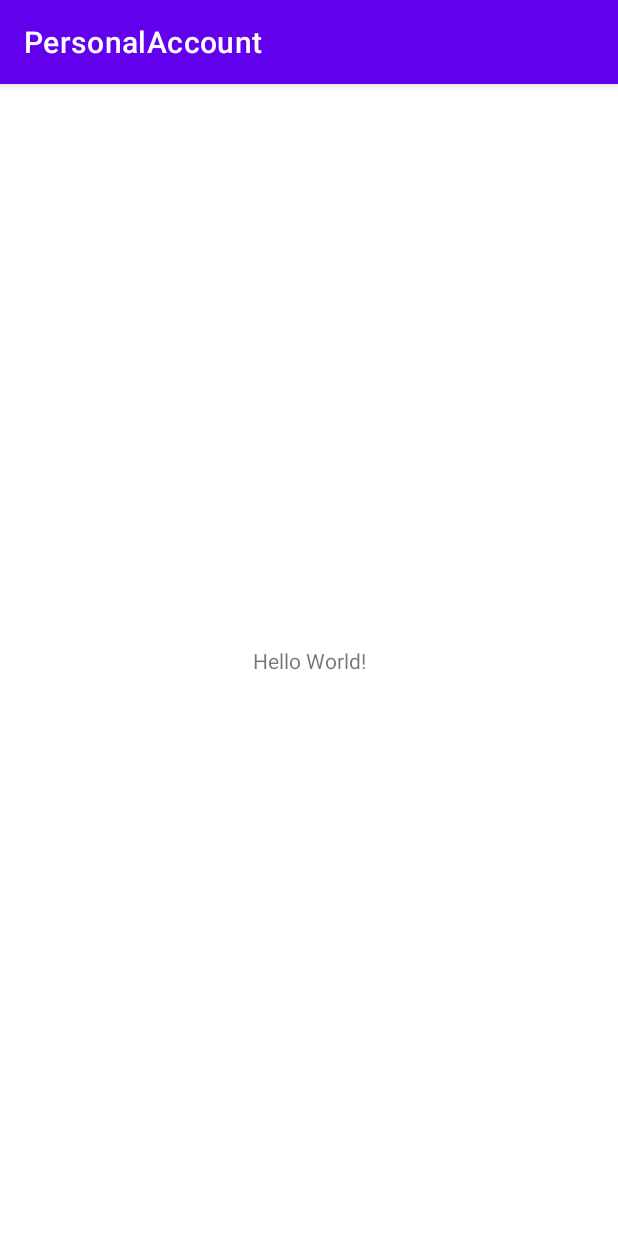
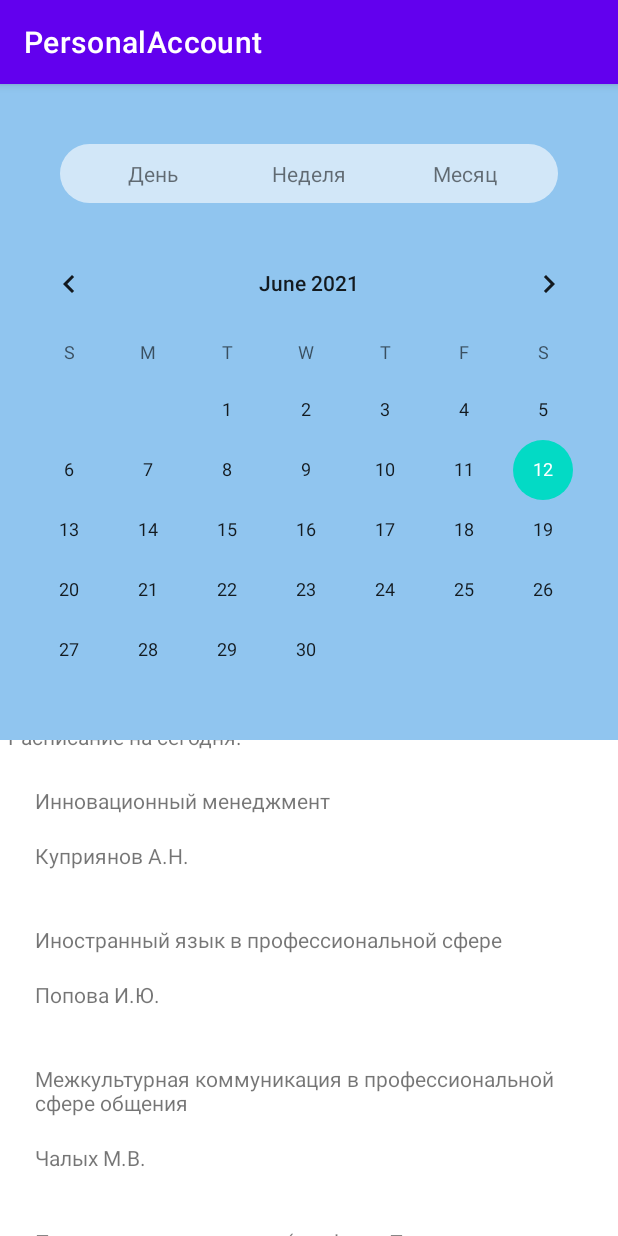
Before and after one commit to Nadezhda24/PersonalAccount, an Android app: the screen it shows after launch (AuthActivity), on a phone screen of 412 x 824 dp. Run offline under Robolectric (Android 15) with nearby library versions, the phone set to English and light mode, and no system bars.

Commit message:
ScheduleDay

```diff
--- a/app/src/main/AndroidManifest.xml
+++ b/app/src/main/AndroidManifest.xml
@@ -9,6 +9,7 @@
         android:roundIcon="@mipmap/ic_launcher_round"
         android:supportsRtl="true"
         android:theme="@style/Theme.PersonalAccount">
+        <activity android:name=".ScheduleActivity"></activity>
         <activity android:name=".AuthActivity">
             <intent-filter>
                 <action android:name="android.intent.action.MAIN" />
--- a/app/src/main/java/com/example/personalaccount/AuthActivity.java
+++ b/app/src/main/java/com/example/personalaccount/AuthActivity.java
@@ -1,14 +1,38 @@
 package com.example.personalaccount;
 
 import androidx.appcompat.app.AppCompatActivity;
+import androidx.recyclerview.widget.LinearLayoutManager;
+import androidx.recyclerview.widget.RecyclerView;
 
 import android.os.Bundle;
+import android.widget.RelativeLayout;
+
+import java.util.ArrayList;
 
 public class AuthActivity extends AppCompatActivity {
 
+    ArrayList<ScheduleDay> ScheduleDays = new ArrayList<ScheduleDay>();
     @Override
     protected void onCreate(Bundle savedInstanceState) {
         super.onCreate(savedInstanceState);
-        setContentView(R.layout.activity_auth);
+        setContentView(R.layout.activity_schedule);
+
+        setInitialData();
+
+        RecyclerView recyclerView = (RecyclerView) findViewById(R.id.RecyclerViewScheduleDay);
+        recyclerView.setLayoutManager(new LinearLayoutManager(this));
+        ScheduleDayAdapter ScheduleDayAdapter = new ScheduleDayAdapter(this, ScheduleDays);
+
+        recyclerView.setAdapter(ScheduleDayAdapter);
+
+    }
+    private void setInitialData(){
+        ScheduleDays.add(new ScheduleDay("Инновационный менеджмент", "Куприянов А.Н."));
+        ScheduleDays.add(new ScheduleDay("Иностранный язык в профессиональной сфере", "Попова И.Ю."));
+        ScheduleDays.add(new ScheduleDay("Межкультурная коммуникация в профессиональной сфере общения", "Чалых М.В."));
+        ScheduleDays.add(new ScheduleDay("Проектная деятельность (профиль: Промышленная разработка программного обеспечения)", "Гордиенко А.П."));
+        ScheduleDays.add(new ScheduleDay("Функциональное и логическое программирование (профиль: Промышленная разработка программного обеспечения)", "Гордиенко А.П."));
+        ScheduleDays.add(new ScheduleDay("Качество и тестирование программного обеспечения (профиль: Промышленная разработка программного обеспечения)", "Ужаринский А.Ю."));
+        ScheduleDays.add(new ScheduleDay("Программирование микроконтроллеров (профиль: Промышленная разработка программного обеспечения)", "Захарова О.В."));
     }
 }
--- /dev/null
+++ b/app/src/main/java/com/example/personalaccount/ScheduleActivity.java
@@ -0,0 +1,14 @@
+package com.example.personalaccount;
+
+import androidx.appcompat.app.AppCompatActivity;
+
+import android.os.Bundle;
+
+public class ScheduleActivity extends AppCompatActivity {
+
+    @Override
+    protected void onCreate(Bundle savedInstanceState) {
+        super.onCreate(savedInstanceState);
+        setContentView(R.layout.activity_schedule);
+    }
+}
--- /dev/null
+++ b/app/src/main/java/com/example/personalaccount/ScheduleDay.java
@@ -0,0 +1,27 @@
+package com.example.personalaccount;
+
+import javax.xml.transform.sax.TemplatesHandler;
+
+public class ScheduleDay {
+    private String LessonName;
+    private String TeacherName;
+
+    public ScheduleDay(String LessonName, String TeacherName){
+        this.LessonName =LessonName;
+        this.TeacherName = TeacherName;
+    }
+
+    public String GetLessonName(){
+        return this.LessonName;
+    }
+
+    public String GetTeacherName(){
+        return this.TeacherName;
+    }
+    public void SetLessonName(String LessonName){
+        this.LessonName = LessonName;
+    }
+    public void SetTeacherName(String TeacherName){
+        this.TeacherName = TeacherName;
+    }
+}
--- /dev/null
+++ b/app/src/main/java/com/example/personalaccount/ScheduleDayAdapter.java
@@ -0,0 +1,53 @@
+package com.example.personalaccount;
+
+import android.content.Context;
+import android.view.LayoutInflater;
+import android.view.View;
+import android.view.ViewGroup;
+import android.widget.ImageView;
+import android.widget.TextView;
+
+import androidx.recyclerview.widget.RecyclerView;
+
+import java.util.List;
+
+public class ScheduleDayAdapter extends RecyclerView.Adapter<ScheduleDayAdapter.ViewHolder> {
+    private final LayoutInflater inflater;
+    private final List<ScheduleDay> ScheduleDays;
+
+    ScheduleDayAdapter(Context context, List<ScheduleDay> ScheduleDays){
+        this.ScheduleDays = ScheduleDays;
+        this.inflater = LayoutInflater.from(context);
+    }
+
+    @Override
+    public ScheduleDayAdapter.ViewHolder onCreateViewHolder(ViewGroup parent, int viewType) {
+
+        View view = inflater.inflate(R.layout.lesson_day_layout, parent, false);
+        return new ViewHolder(view);
+    }
+
+    @Override
+    public void onBindViewHolder(ScheduleDayAdapter.ViewHolder holder, int position) {
+        ScheduleDay ScheduleDay = ScheduleDays.get(position);
+
+        holder.LessonsName.setText(ScheduleDay.GetLessonName());
+        holder.LessonsTeaher.setText(ScheduleDay.GetTeacherName());
+    }
+
+    @Override
+    public int getItemCount() {
+        return ScheduleDays.size();
+    }
+
+    public static class ViewHolder extends RecyclerView.ViewHolder {
+
+        final TextView LessonsName, LessonsTeaher;
+        ViewHolder(View view){
+            super(view);
+            LessonsName = (TextView) view.findViewById(R.id.LessonsName);
+            LessonsTeaher = (TextView) view.findViewById(R.id.LessonsTeacher);
+        }
+    }
+
+}
--- /dev/null
+++ b/app/src/main/res/drawable/rounded_layout.xml
@@ -0,0 +1,12 @@
+<?xml version="1.0" encoding="utf-8"?>
+<shape xmlns:android="http://schemas.android.com/apk/res/android">
+    <solid
+        android:color="@color/material_on_primary_emphasis_medium" />
+    <corners
+        android:radius="30dp" />
+    <padding
+        android:left="10dp"
+        android:top="10dp"
+        android:right="10dp"
+        android:bottom="10dp" />
+</shape>
--- a/app/src/main/res/layout/activity_auth.xml
+++ b/app/src/main/res/layout/activity_auth.xml
@@ -6,13 +6,9 @@
     android:layout_height="match_parent"
     tools:context=".AuthActivity">
 
-    <TextView
-        android:layout_width="wrap_content"
-        android:layout_height="wrap_content"
-        android:text="Hello World!"
-        app:layout_constraintBottom_toBottomOf="parent"
-        app:layout_constraintLeft_toLeftOf="parent"
-        app:layout_constraintRight_toRightOf="parent"
-        app:layout_constraintTop_toTopOf="parent" />
+    <androidx.recyclerview.widget.RecyclerView
+        android:id="@+id/RecyclerViewScheduleDay"
+        android:layout_width="match_parent"
+        android:layout_height="match_parent" />
 
 </androidx.constraintlayout.widget.ConstraintLayout>
--- /dev/null
+++ b/app/src/main/res/layout/activity_schedule.xml
@@ -0,0 +1,121 @@
+<?xml version="1.0" encoding="utf-8"?>
+<androidx.coordinatorlayout.widget.CoordinatorLayout xmlns:android="http://schemas.android.com/apk/res/android"
+    xmlns:app="http://schemas.android.com/apk/res-auto"
+    xmlns:tools="http://schemas.android.com/tools"
+
+
+    android:layout_width="match_parent"
+    android:layout_height="match_parent">
+
+    <com.google.android.material.appbar.AppBarLayout
+        android:id="@+id/appbar"
+
+        android:layout_width="match_parent"
+        android:layout_height="wrap_content"
+        android:showDividers="middle">
+
+        <com.google.android.material.appbar.CollapsingToolbarLayout
+            android:layout_width="match_parent"
+            android:layout_height="wrap_content"
+            android:background="#90C5EF"
+
+            app:contentScrim="?attr/colorPrimary"
+            app:layout_scrollFlags="scroll|enterAlways|enterAlwaysCollapsed"
+            app:toolbarId="@+id/toolbar">
+
+
+            <androidx.appcompat.widget.Toolbar
+                android:id="@+id/toolbar"
+                android:layout_width="match_parent"
+                android:layout_height="?attr/actionBarSize"></androidx.appcompat.widget.Toolbar>
+
+            <LinearLayout
+                android:layout_width="match_parent"
+                android:layout_height="match_parent"
+                android:orientation="vertical">
+
+                <LinearLayout
+                    android:layout_width="match_parent"
+                    android:layout_height="wrap_content"
+                    android:layout_marginLeft="40dp"
+                    android:layout_marginTop="40dp"
+                    android:layout_marginRight="40dp"
+                    android:layout_marginBottom="20dp"
+                    android:background="@drawable/rounded_layout"
+                    android:orientation="horizontal">
+
+                    <TextView
+                        android:id="@+id/ScheduleDay"
+                        android:layout_width="match_parent"
+                        android:layout_height="match_parent"
+                        android:layout_marginLeft="4dp"
+                        android:layout_marginRight="4dp"
+                        android:layout_weight="1"
+                        android:gravity="center"
+                        android:text="День" />
+
+                    <TextView
+                        android:id="@+id/ScheduleWeek"
+                        android:layout_width="match_parent"
+                        android:layout_height="match_parent"
+                        android:layout_marginLeft="4dp"
+                        android:layout_marginRight="4dp"
+                        android:layout_weight="1"
+                        android:gravity="center"
+                        android:text="Неделя" />
+
+                    <TextView
+                        android:id="@+id/ScheduleMonth"
+                        android:layout_width="match_parent"
+                        android:layout_height="match_parent"
+                        android:layout_marginLeft="4dp"
+                        android:layout_marginRight="4dp"
+                        android:layout_weight="1"
+                        android:gravity="center"
+                        android:text="Месяц" />
+                </LinearLayout>
+
+                <CalendarView
+                    android:id="@+id/calendarView"
+                    android:layout_width="match_parent"
+                    android:layout_height="wrap_content" />
+
+            </LinearLayout>
+
+        </com.google.android.material.appbar.CollapsingToolbarLayout>
+
+    </com.google.android.material.appbar.AppBarLayout>
+
+    <androidx.core.widget.NestedScrollView
+        android:layout_width="match_parent"
+        android:layout_height="wrap_content"
+
+
+        app:layout_behavior="com.google.android.material.appbar.AppBarLayout$ScrollingViewBehavior">
+
+        <androidx.constraintlayout.widget.ConstraintLayout
+            android:layout_width="match_parent"
+            android:layout_height="match_parent"
+            tools:context=".ScheduleActivity">
+
+            <TextView
+                android:id="@+id/textView6"
+                android:layout_width="wrap_content"
+                android:layout_height="wrap_content"
+                android:layout_marginStart="5dp"
+                android:layout_marginTop="10dp"
+                android:text="Расписание на сегодня:"
+                app:layout_constraintStart_toStartOf="parent"
+                app:layout_constraintTop_toTopOf="parent" />
+
+            <androidx.recyclerview.widget.RecyclerView
+                android:id="@+id/RecyclerViewScheduleDay"
+                android:layout_width="match_parent"
+                android:layout_height="match_parent"
+                app:layout_constraintTop_toBottomOf="@+id/textView6" />
+        </androidx.constraintlayout.widget.ConstraintLayout>
+
+    </androidx.core.widget.NestedScrollView>
+
+
+</androidx.coordinatorlayout.widget.CoordinatorLayout>
--- /dev/null
+++ b/app/src/main/res/layout/lesson_day_layout.xml
@@ -0,0 +1,28 @@
+<?xml version="1.0" encoding="utf-8"?>
+<androidx.constraintlayout.widget.ConstraintLayout xmlns:android="http://schemas.android.com/apk/res/android"
+    xmlns:app="http://schemas.android.com/apk/res-auto"
+    xmlns:tools="http://schemas.android.com/tools"
+    android:layout_width="match_parent"
+    android:layout_height="wrap_content"
+    android:layout_margin="3dp"
+    android:background="@drawable/rounded_layout">
+
+    <TextView
+        android:id="@+id/LessonsName"
+        android:layout_width="wrap_content"
+        android:layout_height="wrap_content"
+        android:layout_marginStart="10dp"
+        android:layout_marginTop="10dp"
+        android:text="Дисциплина"
+        app:layout_constraintStart_toStartOf="parent"
+        app:layout_constraintTop_toTopOf="parent" />
+
+    <TextView
+        android:id="@+id/LessonsTeacher"
+        android:layout_width="wrap_content"
+        android:layout_height="wrap_content"
+        android:layout_marginTop="17dp"
+        android:text="Преподаватель"
+        app:layout_constraintStart_toStartOf="@+id/LessonsName"
+        app:layout_constraintTop_toBottomOf="@+id/LessonsName" />
+</androidx.constraintlayout.widget.ConstraintLayout>
```
